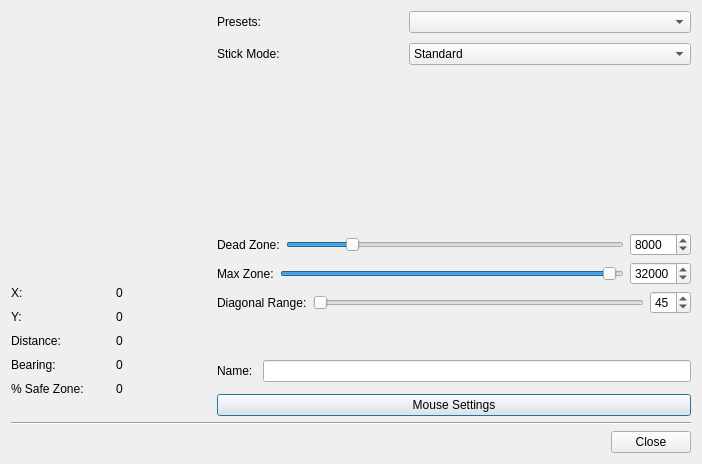
AntiMicroX/antimicrox, file src/joycontrolstickeditdialog.ui: the form before one commit.
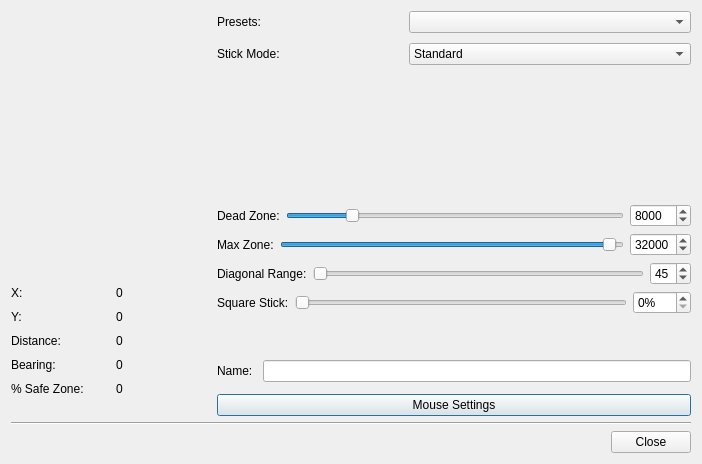
The form after the commit. Icons and pictures are not drawn. Custom widgets are drawn as their Qt base class.

Commit message:
Square stick adjustment testing. Related to issue #140.
This is mainly for testing on my other systems. It shouldn't
be used by an end user yet and the setting is not saved.

```diff
--- a/src/joycontrolstickeditdialog.ui
+++ b/src/joycontrolstickeditdialog.ui
@@ -528,6 +528,61 @@
            </item>
           </layout>
          </item>
+         <item>
+          <layout class="QHBoxLayout" name="horizontalLayout_14">
+           <item>
+            <widget class="QLabel" name="squareStickLabel">
+             <property name="text">
+              <string>Square Stick:</string>
+             </property>
+            </widget>
+           </item>
+           <item>
+            <widget class="QSlider" name="squareStickSlider">
+             <property name="minimum">
+              <number>0</number>
+             </property>
+             <property name="maximum">
+              <number>100</number>
+             </property>
+             <property name="singleStep">
+              <number>1</number>
+             </property>
+             <property name="pageStep">
+              <number>10</number>
+             </property>
+             <property name="value">
+              <number>0</number>
+             </property>
+             <property name="sliderPosition">
+              <number>0</number>
+             </property>
+             <property name="orientation">
+              <enum>Qt::Horizontal</enum>
+             </property>
+            </widget>
+           </item>
+           <item>
+            <widget class="QSpinBox" name="squareStickSpinBox">
+             <property name="suffix">
+              <string>%</string>
+             </property>
+             <property name="minimum">
+              <number>0</number>
+             </property>
+             <property name="maximum">
+              <number>100</number>
+             </property>
+             <property name="singleStep">
+              <number>10</number>
+             </property>
+             <property name="value">
+              <number>0</number>
+             </property>
+            </widget>
+           </item>
+          </layout>
+         </item>
         </layout>
        </item>
        <item>
```
The commit also changes 5 other files.
